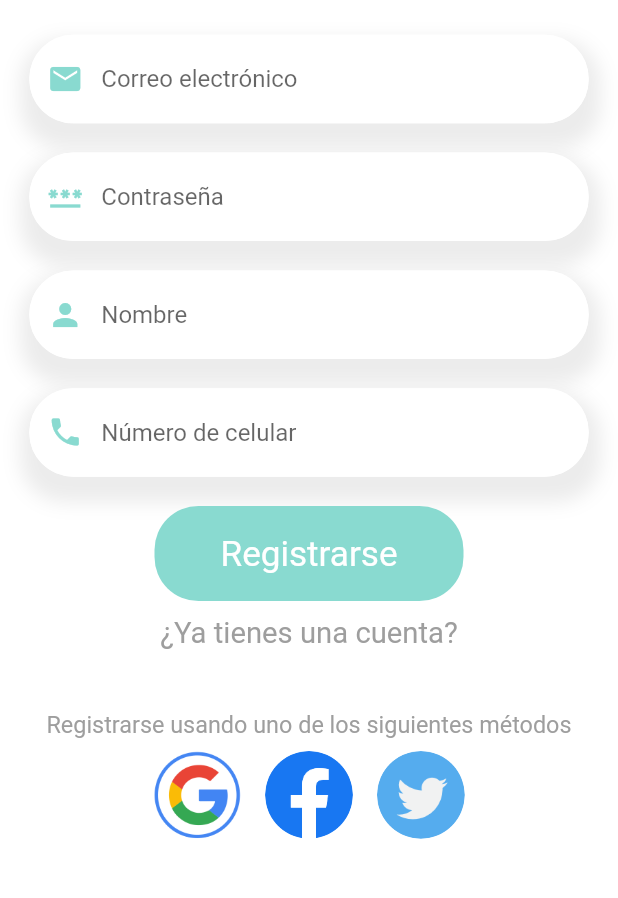
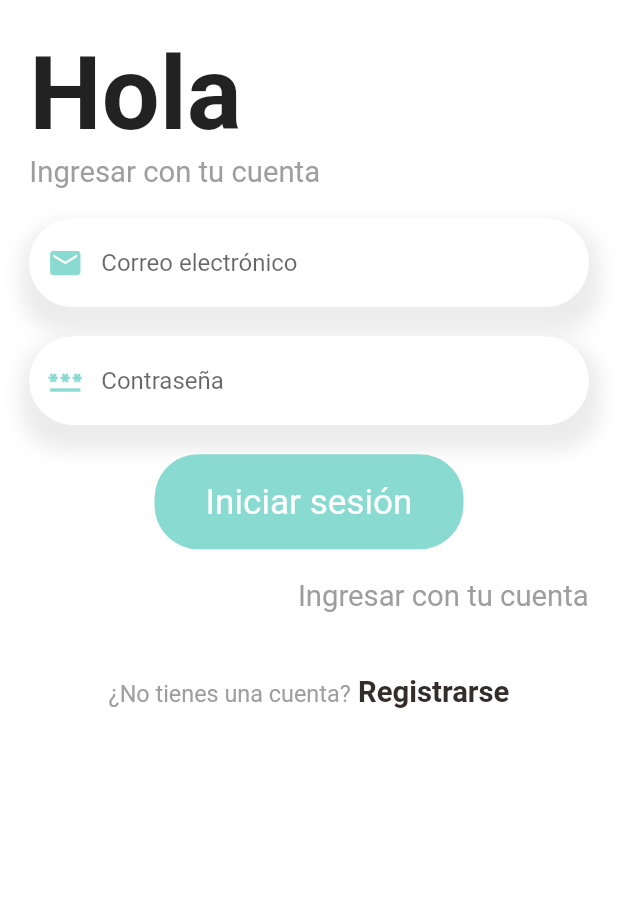
Before and after one commit to crisdevcode/ecommerce-mobile, a Flutter app: the screen it shows after launch, on a phone screen of 412 x 824 dp, the part 336-1234 px from its top. Run offline on Flutter 3.47's test engine with Material 2 defaults, Android fonts, the phone set to English and light mode, and no system bars; our stand-ins replace dots_indicator, get, google_fonts, shared_preferences; missing offline and left inert: amplify_api, amplify_core, amplify_datastore, amplify_flutter.

Commit message:
add: [auth] - SignInPage

```diff
--- a/lib/main.dart
+++ b/lib/main.dart
@@ -1,4 +1,5 @@
 // Flutter and etX
+import 'package:delivery_ecommerce/pages/auth/sign_in_page.dart';
 import 'package:delivery_ecommerce/pages/auth/sign_up_page.dart';
 import 'package:delivery_ecommerce/pages/splash/splash_page.dart';
 import 'package:flutter/material.dart';
@@ -34,7 +35,7 @@ class MyApp extends StatelessWidget {
         return GetMaterialApp(
           debugShowCheckedModeBanner: false,
           title: 'Flutter Demo',
-          home: SignUpPage(),
+          home: SignInPage(),
           // initialRoute: RouteHelper.getSplashPage(),
           // getPages: RouteHelper.routes,
         );
--- /dev/null
+++ b/lib/pages/auth/sign_in_page.dart
@@ -0,0 +1,133 @@
+import 'package:delivery_ecommerce/pages/auth/sign_up_page.dart';
+import 'package:flutter/material.dart';
+import 'package:flutter/gestures.dart';
+import 'package:get/get.dart';
+import 'package:delivery_ecommerce/utils/colors.dart';
+import 'package:delivery_ecommerce/utils/dimensions.dart';
+import 'package:delivery_ecommerce/widgets/app_text_field.dart';
+import 'package:delivery_ecommerce/widgets/big_text.dart';
+
+class SignInPage extends StatelessWidget {
+  const SignInPage({super.key});
+
+  @override
+  Widget build(BuildContext context) {
+    // Input controllers
+    var emailController = TextEditingController();
+    var passwordController = TextEditingController();
+
+    return Scaffold(
+      backgroundColor: Colors.white,
+      body: SingleChildScrollView(
+        physics: BouncingScrollPhysics(),
+        child: Column(
+          children: [
+            SizedBox(height: Dimensions.screenHeight * 0.05),
+            // App Logo
+            Container(
+              height: Dimensions.screenHeight * 0.25,
+              child: const Center(
+                child: CircleAvatar(
+                  backgroundColor: Colors.white,
+                  radius: 80,
+                  backgroundImage: AssetImage('assets/images/logo.png'),
+                ),
+              ),
+            ),
+            // Welcome Text
+            Container(
+              margin: EdgeInsets.only(left: Dimensions.width20),
+              width: double.maxFinite,
+              child: Column(
+                crossAxisAlignment: CrossAxisAlignment.start,
+                children: [
+                  Text(
+                    "Hola",
+                    style: TextStyle(
+                        fontSize: Dimensions.font20 * 3 + Dimensions.font20 / 2,
+                        fontWeight: FontWeight.bold),
+                  ),
+                  Text(
+                    "Ingresar con tu cuenta",
+                    style: TextStyle(
+                        fontSize: Dimensions.font20,
+                        color: Colors.grey[500]
+                        ),
+                  ),
+                ],
+              ),
+            ),
+            SizedBox(height: Dimensions.height20),
+            // Email
+            AppTextField(
+                textController: emailController,
+                hintText: 'Correo electrónico',
+                icon: Icons.email),
+            SizedBox(height: Dimensions.height20),
+            // Password
+            AppTextField(
+                textController: passwordController,
+                hintText: 'Contraseña',
+                icon: Icons.password_sharp),
+            SizedBox(height: Dimensions.height20),
+            // Sign Up Button
+            Container(
+              width: Dimensions.screenWidth / 2,
+              height: Dimensions.screenHeight / 13,
+              decoration: BoxDecoration(
+                  borderRadius: BorderRadius.circular(Dimensions.radius30),
+                  color: AppColors.mainColor),
+              child: Center(
+                child: BigText(
+                    text: "Iniciar sesión",
+                    size: Dimensions.font20 + Dimensions.font20 / 5,
+                    color: Colors.white),
+              ),
+            ),
+            SizedBox(height: Dimensions.height20),
+            // Have an account already?
+            Row(
+              children: [
+                Expanded(
+                  child: Container(), // WHATS
+                ),
+                // WHATS
+                RichText(
+                  text: TextSpan(
+                      text: "Ingresar con tu cuenta",
+                      style: TextStyle(
+                          color: Colors.grey[500],
+                          fontSize: Dimensions.font20)),
+                ),
+                SizedBox(width: Dimensions.width20)
+              ],
+            ),
+            SizedBox(height: Dimensions.screenHeight * 0.05),
+            // Sign Up options
+            RichText(
+              // WHATS
+              text: TextSpan(
+                text: "¿No tienes una cuenta?",
+                style: TextStyle(
+                  color: Colors.grey[500],
+                  fontSize: Dimensions.font16
+                ),
+                children: [
+                  TextSpan(
+                    recognizer: TapGestureRecognizer()..onTap = () => Get.to(() => const SignUpPage(), transition: Transition.fade),
+                    text: ' Registrarse',
+                    style: TextStyle(
+                      fontWeight: FontWeight.bold,
+                      color: AppColors.mainBlackColor,
+                      fontSize: Dimensions.font20
+                    ),
+                  )
+                ]
+              ),
+            ),
+          ],
+        ),
+      ),
+    );
+  }
+}
--- a/lib/pages/auth/sign_up_page.dart
+++ b/lib/pages/auth/sign_up_page.dart
@@ -86,7 +86,7 @@ class SignUpPage extends StatelessWidget {
               // WHATS
               text: TextSpan(
                   recognizer: TapGestureRecognizer()..onTap = () => Get.back(),
-                  text: "¿Ya tienes una cuenta?",
+                  text: "Ya tengo una cuenta",
                   style: TextStyle(
                       color: Colors.grey[500], fontSize: Dimensions.font20)),
             ),
```
